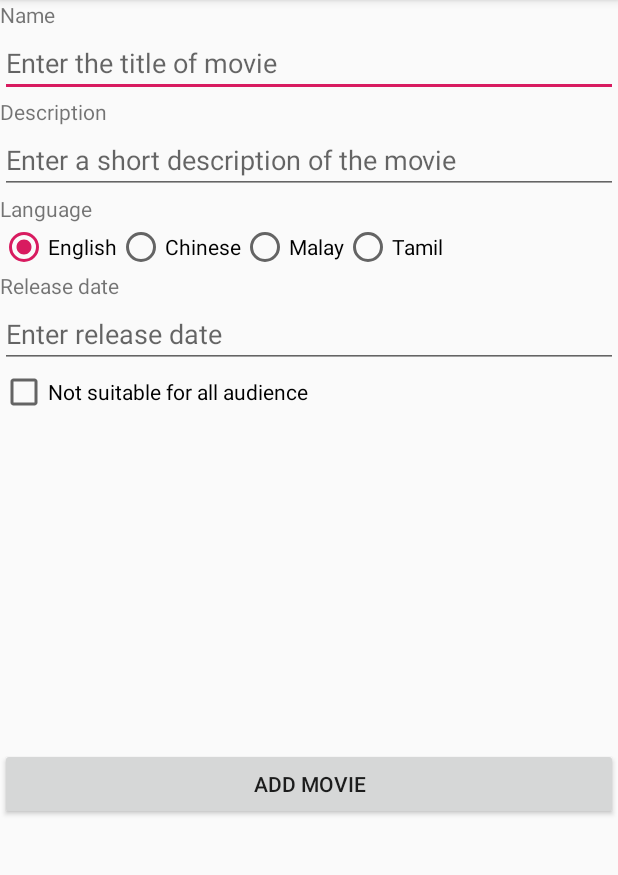
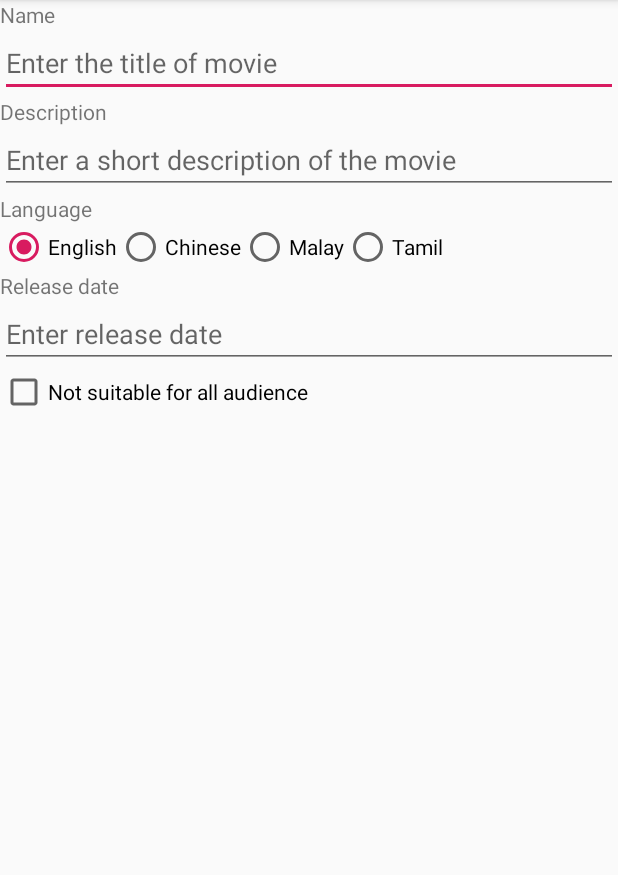
Before and after one commit to Zanaqi/MovieRater, an Android app: the AddMovie screen opened directly, with no data from a screen before it, on a phone screen of 412 x 824 dp, the part 84-959 px from its top. Run offline under Robolectric (Android 15) with nearby library versions, the phone set to English and light mode, and no system bars.

```diff
--- a/app/src/main/AndroidManifest.xml
+++ b/app/src/main/AndroidManifest.xml
@@ -20,7 +20,8 @@
         </activity>
         <activity android:name=".EditMovie">
         </activity>
-        <activity android:name=".ViewMovieDetails">
+        <activity android:name=".ViewMovieDetails"
+                  android:parentActivityName=".LandingPage">
         </activity>
         <activity android:name=".RateMovie">
         </activity>
--- a/app/src/main/java/com/example/mirza/movieraterbasic/AddMovie.kt
+++ b/app/src/main/java/com/example/mirza/movieraterbasic/AddMovie.kt
@@ -61,10 +61,10 @@ class AddMovie : AppCompatActivity() {
 
             val languageId = findViewById<RadioButton>(language.checkedRadioButtonId)
 
-            val title = movie_title.text
-            val desc = description.text
+            val title = movie_title.text.toString()
+            val desc = description.text.toString()
             val lang = languageId.text
-            val date = releaseDate.text
+            val date = releaseDate.text.toString()
             var suitable: String
 
             if (suitChk1.isChecked) {
--- a/app/src/main/java/com/example/mirza/movieraterbasic/RateMovie.kt
+++ b/app/src/main/java/com/example/mirza/movieraterbasic/RateMovie.kt
@@ -36,7 +36,7 @@ class RateMovie : AppCompatActivity() {
             val intent = Intent()
 
             intent.putExtra("rating", rating.rating)
-            intent.putExtra("review", review.text)
+            intent.putExtra("review", review.text.toString())
 
             setResult(Activity.RESULT_OK, intent)
 
--- a/app/src/main/res/layout/activity_add_movie.xml
+++ b/app/src/main/res/layout/activity_add_movie.xml
@@ -107,17 +107,4 @@
 
     </LinearLayout>
 
-    <RelativeLayout
-            android:layout_width="match_parent"
-            android:layout_height="match_parent"
-            android:gravity="center">
-
-        <Button
-                android:layout_width="match_parent"
-                android:layout_height="wrap_content"
-                android:text="@string/add_btn"
-                android:onClick="btnValidate"/>
-
-    </RelativeLayout>
-
 </LinearLayout>
--- a/app/src/main/res/layout/activity_view_movie_details.xml
+++ b/app/src/main/res/layout/activity_view_movie_details.xml
@@ -42,6 +42,7 @@
             android:layout_width="wrap_content"
             android:layout_height="wrap_content"
             android:visibility="gone"
+            android:isIndicator="true"
             android:id="@+id/ratingStars"/>
 
     <TextView
```
Also changed, not shown: app/src/main/java/com/example/mirza/movieraterbasic/ViewMovieDetails.kt (+5 -7 lines).
